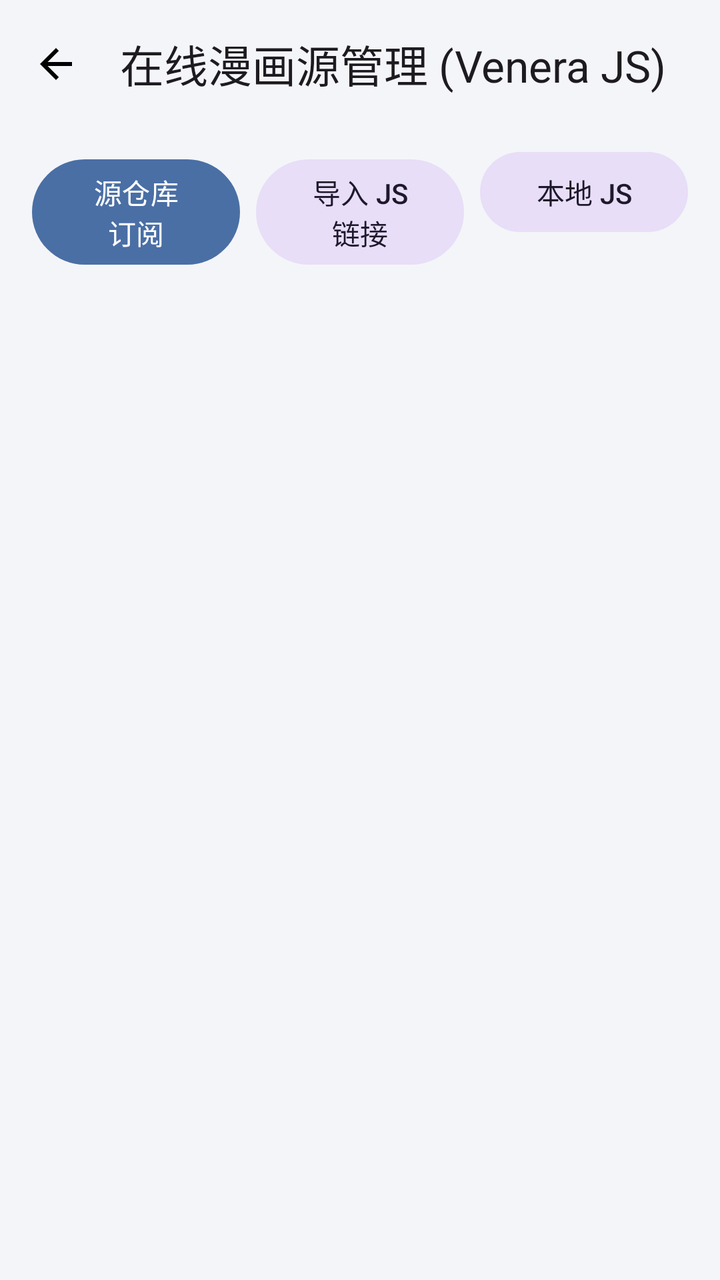
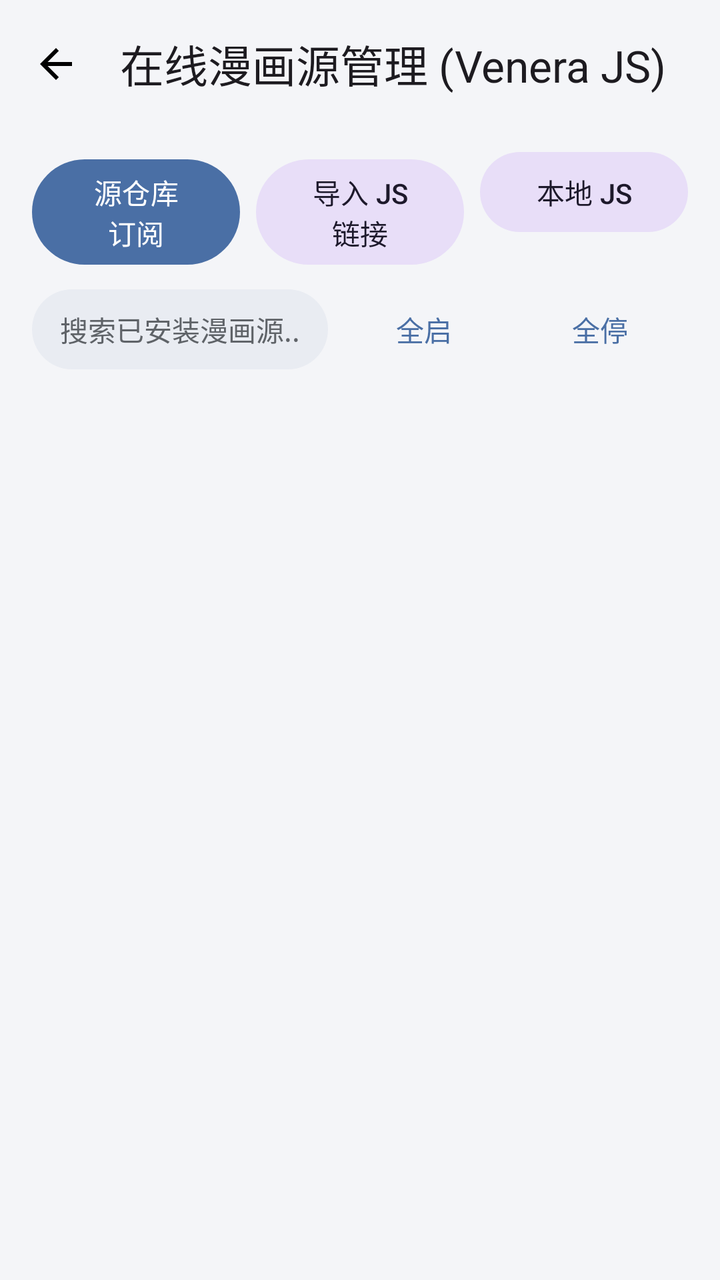

Two renders of the same Android screen: before a commit and after it. Below are the layout's source before the change and the commit's diff.
<!-- AndroidManifest.xml: application theme Theme.ArkReader -->
<!-- res/layout/activity_source_manage.xml -->
<?xml version="1.0" encoding="utf-8"?>
<LinearLayout xmlns:android="http://schemas.android.com/apk/res/android"
    xmlns:app="http://schemas.android.com/apk/res-auto"
    android:layout_width="match_parent"
    android:layout_height="match_parent"
    android:background="@color/surface_bg"
    android:fitsSystemWindows="true"
    android:orientation="vertical">

    <com.google.android.material.appbar.MaterialToolbar
        android:id="@+id/toolbar"
        android:layout_width="match_parent"
        android:layout_height="wrap_content"
        app:navigationIcon="@drawable/ic_arrow_back"
        app:title="在线漫画源管理 (Venera JS)" />

    <LinearLayout
        android:layout_width="match_parent"
        android:layout_height="wrap_content"
        android:orientation="horizontal"
        android:paddingHorizontal="16dp"
        android:paddingVertical="8dp">

        <com.google.android.material.button.MaterialButton
            android:id="@+id/btnRepoSubscribe"
            android:layout_width="0dp"
            android:layout_height="wrap_content"
            android:layout_weight="1"
            android:text="源仓库订阅" />

        <com.google.android.material.button.MaterialButton
            android:id="@+id/btnImportUrl"
            style="@style/Widget.Material3.Button.TonalButton"
            android:layout_width="0dp"
            android:layout_height="wrap_content"
            android:layout_marginStart="8dp"
            android:layout_weight="1"
            android:text="导入 JS 链接" />

        <com.google.android.material.button.MaterialButton
            android:id="@+id/btnImportFile"
            style="@style/Widget.Material3.Button.TonalButton"
            android:layout_width="0dp"
            android:layout_height="wrap_content"
            android:layout_marginStart="8dp"
            android:layout_weight="1"
            android:text="本地 JS" />
    </LinearLayout>

    <androidx.recyclerview.widget.RecyclerView
        android:id="@+id/rvSources"
        android:layout_width="match_parent"
        android:layout_height="0dp"
        android:layout_weight="1"
        android:paddingHorizontal="12dp" />
</LinearLayout>
<!-- resources referenced by this layout -->
<resources>
  <color name="surface_bg">#F4F5F8</color>
  <!-- drawable ic_arrow_back (drawable) -->
  <vector xmlns:android="http://schemas.android.com/apk/res/android"
      android:width="24dp"
      android:height="24dp"
      android:viewportWidth="24"
      android:viewportHeight="24">
      <path
          android:fillColor="#FF000000"
          android:pathData="M20,11H7.83l5.59,-5.59L12,4l-8,8 8,8 1.41,-1.41L7.83,13H20v-2z" />
  </vector>
  <style name="Theme.ArkReader" parent="Theme.Material3.DayNight.NoActionBar">
          <item name="colorPrimary">#4A6FA5</item>
          <item name="colorPrimaryContainer">#D6E3F7</item>
          <item name="colorOnPrimaryContainer">#132A4A</item>
          <item name="android:windowBackground">@color/surface_bg</item>
          <item name="android:statusBarColor">@android:color/transparent</item>
          <item name="android:navigationBarColor">@android:color/transparent</item>
          <item name="android:windowLightStatusBar">true</item>
      </style>
</resources>

<!-- the commit's change to res/layout/activity_source_manage.xml (unified diff, before → after) -->
@@ -47,6 +47,45 @@
             android:text="本地 JS" />
     </LinearLayout>
 
+    <LinearLayout
+        android:layout_width="match_parent"
+        android:layout_height="wrap_content"
+        android:gravity="center_vertical"
+        android:orientation="horizontal"
+        android:paddingHorizontal="16dp"
+        android:paddingBottom="6dp">
+
+        <EditText
+            android:id="@+id/etSearchSources"
+            android:layout_width="0dp"
+            android:layout_height="40dp"
+            android:layout_weight="1"
+            android:background="@drawable/bg_search_pill"
+            android:hint="搜索已安装漫画源..."
+            android:imeOptions="actionSearch"
+            android:inputType="text"
+            android:maxLines="1"
+            android:paddingHorizontal="14dp"
+            android:textColor="@color/text_primary"
+            android:textColorHint="@color/text_secondary"
+            android:textSize="14sp" />
+
+        <com.google.android.material.button.MaterialButton
+            android:id="@+id/btnEnableAllSources"
+            style="@style/Widget.Material3.Button.TextButton"
+            android:layout_width="wrap_content"
+            android:layout_height="wrap_content"
+            android:layout_marginStart="4dp"
+            android:text="全启" />
+
+        <com.google.android.material.button.MaterialButton
+            android:id="@+id/btnDisableAllSources"
+            style="@style/Widget.Material3.Button.TextButton"
+            android:layout_width="wrap_content"
+            android:layout_height="wrap_content"
+            android:text="全停" />
+    </LinearLayout>
+
     <androidx.recyclerview.widget.RecyclerView
         android:id="@+id/rvSources"
         android:layout_width="match_parent"
<!-- resource entries referenced after the edit -->
@@ -1,6 +1,15 @@
 <!-- resources referenced by this layout -->
 <resources>
   <color name="surface_bg">#F4F5F8</color>
+  <color name="text_primary">#1B1D21</color>
+  <color name="text_secondary">#5F6368</color>
+  <!-- drawable bg_search_pill (drawable) -->
+  <?xml version="1.0" encoding="utf-8"?>
+  <shape xmlns:android="http://schemas.android.com/apk/res/android"
+      android:shape="rectangle">
+      <solid android:color="@color/surface_pill" />
+      <corners android:radius="24dp" />
+  </shape>
   <!-- drawable ic_arrow_back (drawable) -->
   <vector xmlns:android="http://schemas.android.com/apk/res/android"
       android:width="24dp"
@@ -20,5 +29,6 @@
           <item name="android:navigationBarColor">@android:color/transparent</item>
           <item name="android:windowLightStatusBar">true</item>
       </style>
+  <color name="surface_pill">#E9ECF2</color>
 </resources>
 
